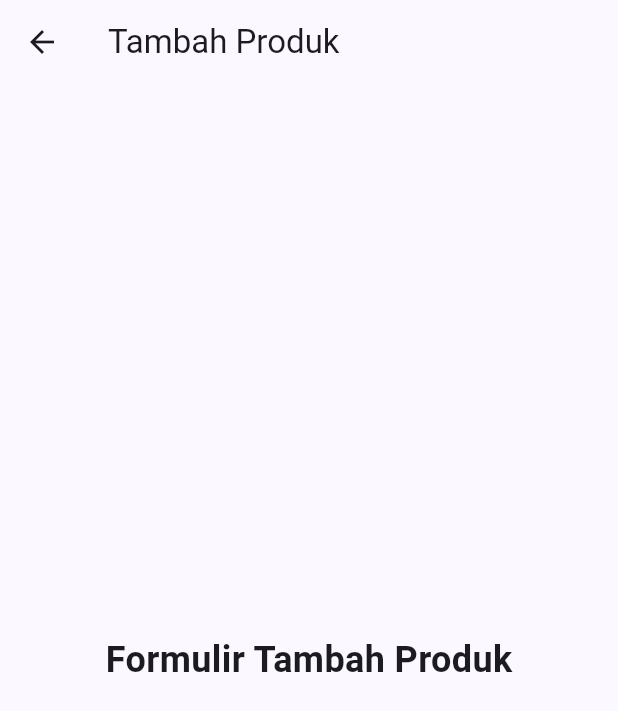
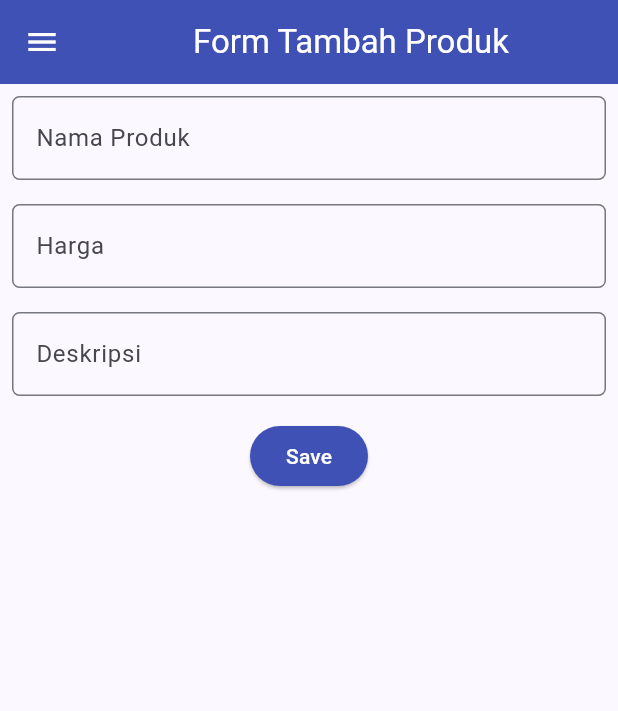
Before and after one commit to marchelinaanjani2/shopping-list-mobile, a Flutter app: the ShopFormPage screen opened directly, on a phone screen of 412 x 824 dp. Shown: the top 711 px of the screen. Run offline on Flutter 3.47's test engine with Material 2 defaults, Android fonts, the phone set to English and light mode, and no system bars.

Commit message:
Tutorial 7

```diff
--- a/lib/main.dart
+++ b/lib/main.dart
@@ -1,5 +1,5 @@
 import 'package:flutter/material.dart';
-import 'package:shopping_list/menu.dart';
+import 'package:shopping_list/screens/menu.dart';
 
 void main() {
   runApp(const MyApp());
--- /dev/null
+++ b/lib/screens/shoplist_form.dart
@@ -0,0 +1,162 @@
+import 'package:flutter/material.dart';
+// TODO: Impor drawer yang sudah dibuat sebelumnya
+import 'package:shopping_list/widgets/left_drawer.dart';
+
+class ShopFormPage extends StatefulWidget {
+  const ShopFormPage({Key? key});
+
+  @override
+  State<ShopFormPage> createState() => _ShopFormPageState();
+}
+
+class _ShopFormPageState extends State<ShopFormPage> {
+  final _formKey = GlobalKey<FormState>();
+  String _name = "";
+  int _price = 0;
+  String _description = "";
+
+  @override
+  Widget build(BuildContext context) {
+    return Scaffold(
+      appBar: AppBar(
+        title: const Center(
+          child: Text(
+            'Form Tambah Produk',
+          ),
+        ),
+        backgroundColor: Colors.indigo,
+        foregroundColor: Colors.white,
+      ),
+      // TODO: Tambahkan drawer yang sudah dibuat di sini
+      drawer: const LeftDrawer(),
+      body: Form(
+        key: _formKey,
+        child: SingleChildScrollView(
+          child: Column(
+            crossAxisAlignment: CrossAxisAlignment.start,
+            children: [
+              Padding(
+                padding: const EdgeInsets.all(8.0),
+                child: TextFormField(
+                  decoration: InputDecoration(
+                    hintText: "Nama Produk",
+                    labelText: "Nama Produk",
+                    border: OutlineInputBorder(
+                      borderRadius: BorderRadius.circular(5.0),
+                    ),
+                  ),
+                  onChanged: (String? value) {
+                    setState(() {
+                      _name = value!;
+                    });
+                  },
+                  validator: (String? value) {
+                    if (value == null || value.isEmpty) {
+                      return "Nama tidak boleh kosong!";
+                    }
+                    return null;
+                  },
+                ),
+              ),
+              Padding(
+                padding: const EdgeInsets.all(8.0),
+                child: TextFormField(
+                  decoration: InputDecoration(
+                    hintText: "Harga",
+                    labelText: "Harga",
+                    border: OutlineInputBorder(
+                      borderRadius: BorderRadius.circular(5.0),
+                    ),
+                  ),
+                  onChanged: (String? value) {
+                    setState(() {
+                      _price = int.tryParse(value!) ?? 0;
+                    });
+                  },
+                  validator: (String? value) {
+                    if (value == null || value.isEmpty) {
+                      return "Harga tidak boleh kosong!";
+                    }
+                    if (int.tryParse(value) == null) {
+                      return "Harga harus berupa angka!";
+                    }
+                    return null;
+                  },
+                ),
+              ),
+              Padding(
+                padding: const EdgeInsets.all(8.0),
+                child: TextFormField(
+                  decoration: InputDecoration(
+                    hintText: "Deskripsi",
+                    labelText: "Deskripsi",
+                    border: OutlineInputBorder(
+                      borderRadius: BorderRadius.circular(5.0),
+                    ),
+                  ),
+                  onChanged: (String? value) {
+                    setState(() {
+                      _description = value!;
+                    });
+                  },
+                  validator: (String? value) {
+                    if (value == null || value.isEmpty) {
+                      return "Deskripsi tidak boleh kosong!";
+                    }
+                    return null;
+                  },
+                ),
+              ),
+              Align(
+                alignment: Alignment.bottomCenter,
+                child: Padding(
+                  padding: const EdgeInsets.all(8.0),
+                  child: ElevatedButton(
+                    style: ButtonStyle(
+                      backgroundColor: MaterialStateProperty.all(Colors.indigo),
+                    ),
+                    onPressed: () {
+                      if (_formKey.currentState!.validate()) {
+                        showDialog(
+                          context: context,
+                          builder: (context) {
+                            return AlertDialog(
+                              title: const Text('Produk berhasil tersimpan'),
+                              content: SingleChildScrollView(
+                                child: Column(
+                                  crossAxisAlignment: CrossAxisAlignment.start,
+                                  children: [
+                                    Text('Nama: $_name'),
+                                    Text('Harga: $_price'),
+                                    Text('Deskripsi: $_description'),
+                                  ],
+                                ),
+                              ),
+                              actions: [
+                                TextButton(
+                                  child: const Text('OK'),
+                                  onPressed: () {
+                                    Navigator.pop(context);
+                                  },
+                                ),
+                              ],
+                            );
+                          },
+                        );
+                        _formKey.currentState!.reset();
+                      }
+                    },
+                    child: const Text(
+                      "Save",
+                      style: TextStyle(color: Colors.white),
+                    ),
+                  ),
+                ),
+              ),
+            ],
+          ),
+        ),
+      ),
+    );
+  }
+}
--- a/lib/shop_form_page.dart
+++ /dev/null
@@ -1,25 +0,0 @@
-import 'package:flutter/material.dart';
-
-class ShopFormPage extends StatelessWidget {
-  @override
-  Widget build(BuildContext context) {
-    return Scaffold(
-      appBar: AppBar(
-        title: Text('Tambah Produk'),
-      ),
-      body: Center(
-        child: Column(
-          mainAxisAlignment: MainAxisAlignment.center,
-          children: <Widget>[
-            Text(
-              'Formulir Tambah Produk',
-              style: TextStyle(fontSize: 24, fontWeight: FontWeight.bold),
-            ),
-            // Di sini Anda bisa menambahkan elemen-elemen formulir
-            // atau konten yang diperlukan untuk menambahkan produk
-          ],
-        ),
-      ),
-    );
-  }
-}
--- a/lib/widgets/left_drawer.dart
+++ b/lib/widgets/left_drawer.dart
@@ -1,6 +1,6 @@
 import 'package:flutter/material.dart';
-import 'package:shopping_list/menu.dart';
-import 'package:shopping_list/shop_form_page.dart'; // Assuming shop_form_page.dart exists with the ShopFormPage implementation
+import 'package:shopping_list/screens/menu.dart';
+import 'package:shopping_list/screens/shoplist_form.dart'; // Assuming shop_form_page.dart exists with the ShopFormPage implementation
 
 class LeftDrawer extends StatelessWidget {
   const LeftDrawer({Key? key});
```
Also changed, not shown: lib/screens/menu.dart (renamed from lib/menu.dart, +2 -53 lines), lib/widgets/shop_card.dart (added, +63 -0 lines).
